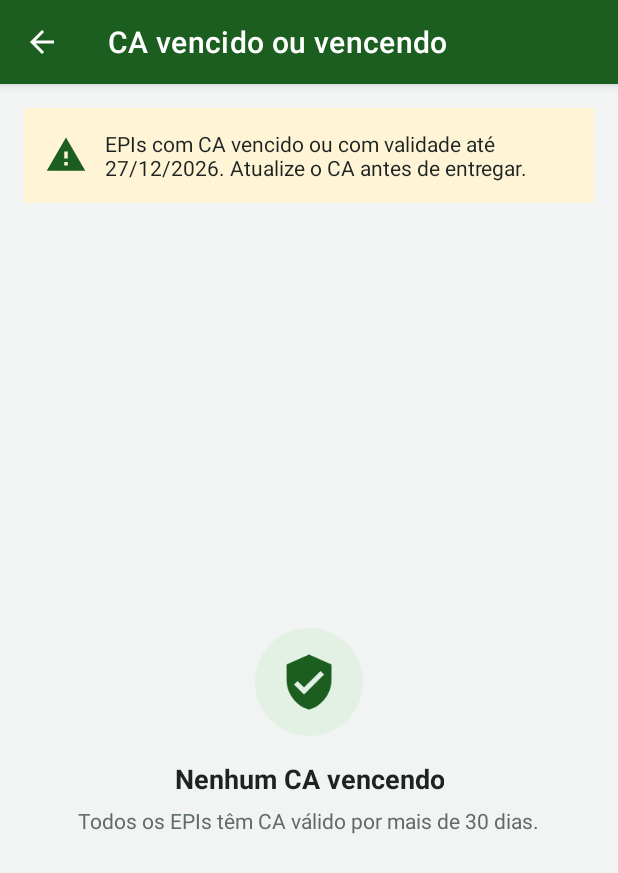
After one commit to pedpalma/controleDeEPIMobile, an Android app: the CaVencendoActivity screen opened directly, with no data from a screen before it, on a phone screen of 412 x 824 dp. The commit adds this screen. Shown: the top 873 px of the screen. Run offline under Robolectric (Android 15) with nearby library versions, the phone set to English and light mode, and no system bars; our stand-ins replace Firebase (no records; nobody signed in at launch, a user with empty details on screens opened directly).

Commit message:
feat: lista EPIs com CA vencido ou vencendo em 30 dias

```diff
--- a/app/src/main/AndroidManifest.xml
+++ b/app/src/main/AndroidManifest.xml
@@ -62,6 +62,10 @@
             android:name=".FichaColaboradorActivity"
             android:exported="false" />
 
+        <activity
+            android:name=".CaVencendoActivity"
+            android:exported="false" />
+
     </application>
 
 </manifest>
--- /dev/null
+++ b/app/src/main/java/br/senai/sp/controleepi/CaVencendoActivity.java
@@ -0,0 +1,121 @@
+package br.senai.sp.controleepi;
+
+import android.content.Intent;
+import android.os.Bundle;
+import android.view.View;
+import android.widget.ProgressBar;
+import android.widget.TextView;
+
+import androidx.appcompat.app.AppCompatActivity;
+import androidx.recyclerview.widget.LinearLayoutManager;
+import androidx.recyclerview.widget.RecyclerView;
+
+import com.google.firebase.Timestamp;
+import com.google.firebase.firestore.FirebaseFirestore;
+import com.google.firebase.firestore.ListenerRegistration;
+import com.google.firebase.firestore.QueryDocumentSnapshot;
+
+import java.time.LocalDate;
+import java.util.ArrayList;
+import java.util.List;
+
+import br.senai.sp.controleepi.adapter.EpiAdapter;
+import br.senai.sp.controleepi.model.Epi;
+import br.senai.sp.controleepi.util.Colecoes;
+import br.senai.sp.controleepi.util.Datas;
+import br.senai.sp.controleepi.util.MensagensFirebase;
+
+public class CaVencendoActivity extends AppCompatActivity {
+
+    private RecyclerView lista;
+    private ProgressBar progresso;
+    private View blocoVazio;
+    private TextView txtVazioTitulo;
+    private TextView txtVazioDica;
+
+    private final List<Epi> epis = new ArrayList<>();
+    private EpiAdapter adapter;
+    private ListenerRegistration registro;
+
+    @Override
+    protected void onCreate(Bundle savedInstanceState) {
+        super.onCreate(savedInstanceState);
+        setContentView(R.layout.activity_ca_vencendo);
+        setTitle(R.string.titulo_ca_vencendo);
+        if (getSupportActionBar() != null) {
+            getSupportActionBar().setDisplayHomeAsUpEnabled(true);
+        }
+
+        lista = findViewById(R.id.listaEpis);
+        progresso = findViewById(R.id.progresso);
+        blocoVazio = findViewById(R.id.blocoVazio);
+        txtVazioTitulo = findViewById(R.id.txtVazioTitulo);
+        txtVazioDica = findViewById(R.id.txtVazioDica);
+        TextView txtLimite = findViewById(R.id.txtLimite);
+
+        LocalDate limite = LocalDate.now().plusDays(Datas.DIAS_ALERTA_CA);
+        txtLimite.setText("EPIs com CA vencido ou com validade até " + Datas.formatar(limite)
+                + ". Atualize o CA antes de entregar.");
+
+        adapter = new EpiAdapter(epis, this::abrirEdicao);
+        lista.setLayoutManager(new LinearLayoutManager(this));
+        lista.setAdapter(adapter);
+    }
+
+    @Override
+    protected void onStart() {
+        super.onStart();
+        Timestamp limite = Datas.limiteAlertaCa();
+        registro = FirebaseFirestore.getInstance()
+                .collection(Colecoes.EPIS)
+                .whereLessThan("validadeCa", limite)
+                .orderBy("validadeCa")
+                .addSnapshotListener((snapshot, erro) -> {
+                    progresso.setVisibility(View.GONE);
+                    if (erro != null) {
+                        mostrarVazio(getString(R.string.msg_erro_generico), MensagensFirebase.traduzir(erro));
+                        return;
+                    }
+                    epis.clear();
+                    if (snapshot != null) {
+                        for (QueryDocumentSnapshot documento : snapshot) {
+                            epis.add(documento.toObject(Epi.class));
+                        }
+                    }
+                    adapter.notifyDataSetChanged();
+                    if (epis.isEmpty()) {
+                        mostrarVazio(getString(R.string.vazio_ca_titulo), getString(R.string.vazio_ca_dica));
+                    } else {
+                        blocoVazio.setVisibility(View.GONE);
+                        lista.setVisibility(View.VISIBLE);
+                    }
+                });
+    }
+
+    @Override
+    protected void onStop() {
+        super.onStop();
+        if (registro != null) {
+            registro.remove();
+        }
+    }
+
+    @Override
+    public boolean onSupportNavigateUp() {
+        finish();
+        return true;
+    }
+
+    private void abrirEdicao(Epi epi) {
+        Intent intent = new Intent(this, EpiFormActivity.class);
+        intent.putExtra(EpiFormActivity.EXTRA_EPI_ID, epi.getId());
+        startActivity(intent);
+    }
+
+    private void mostrarVazio(String titulo, String dica) {
+        txtVazioTitulo.setText(titulo);
+        txtVazioDica.setText(dica);
+        blocoVazio.setVisibility(View.VISIBLE);
+        lista.setVisibility(View.GONE);
+    }
+}
--- a/app/src/main/java/br/senai/sp/controleepi/MenuTecnicoActivity.java
+++ b/app/src/main/java/br/senai/sp/controleepi/MenuTecnicoActivity.java
@@ -33,6 +33,8 @@ public class MenuTecnicoActivity extends AppCompatActivity {
                 startActivity(new Intent(this, ColaboradoresActivity.class)));
         findViewById(R.id.cardNovaEntrega).setOnClickListener(v ->
                 startActivity(new Intent(this, NovaEntregaActivity.class)));
+        findViewById(R.id.cardCaVencendo).setOnClickListener(v ->
+                startActivity(new Intent(this, CaVencendoActivity.class)));
 
         carregarNome();
     }
--- /dev/null
+++ b/app/src/main/res/layout/activity_ca_vencendo.xml
@@ -0,0 +1,91 @@
+<?xml version="1.0" encoding="utf-8"?>
+<LinearLayout xmlns:android="http://schemas.android.com/apk/res/android"
+    android:layout_width="match_parent"
+    android:layout_height="match_parent"
+    android:background="@color/fundo"
+    android:orientation="vertical">
+
+    <LinearLayout
+        android:layout_width="match_parent"
+        android:layout_height="wrap_content"
+        android:layout_margin="@dimen/margem_tela"
+        android:background="@color/amarelo_claro"
+        android:gravity="center_vertical"
+        android:orientation="horizontal"
+        android:padding="@dimen/margem_interna">
+
+        <ImageView
+            android:layout_width="28dp"
+            android:layout_height="28dp"
+            android:importantForAccessibility="no"
+            android:src="@drawable/ic_alerta" />
+
+        <TextView
+            android:id="@+id/txtLimite"
+            android:layout_width="0dp"
+            android:layout_height="wrap_content"
+            android:layout_marginStart="12dp"
+            android:layout_weight="1"
+            android:textColor="@color/texto_principal"
+            android:textSize="14sp" />
+    </LinearLayout>
+
+    <FrameLayout
+        android:layout_width="match_parent"
+        android:layout_height="0dp"
+        android:layout_weight="1">
+
+        <androidx.recyclerview.widget.RecyclerView
+            android:id="@+id/listaEpis"
+            android:layout_width="match_parent"
+            android:layout_height="match_parent"
+            android:clipToPadding="false"
+            android:paddingStart="@dimen/margem_tela"
+            android:paddingEnd="@dimen/margem_tela"
+            android:paddingBottom="@dimen/margem_tela" />
+
+        <ProgressBar
+            android:id="@+id/progresso"
+            android:layout_width="wrap_content"
+            android:layout_height="wrap_content"
+            android:layout_gravity="center" />
+
+        <LinearLayout
+            android:id="@+id/blocoVazio"
+            android:layout_width="match_parent"
+            android:layout_height="wrap_content"
+            android:layout_gravity="center"
+            android:gravity="center"
+            android:orientation="vertical"
+            android:padding="32dp"
+            android:visibility="gone">
+
+            <ImageView
+                android:layout_width="@dimen/tamanho_icone_vazio"
+                android:layout_height="@dimen/tamanho_icone_vazio"
+                android:background="@drawable/fundo_icone_circulo"
+                android:importantForAccessibility="no"
+                android:padding="16dp"
+                android:src="@drawable/ic_epi" />
+
+            <TextView
+                android:id="@+id/txtVazioTitulo"
+                style="@style/Titulo"
+                android:layout_width="wrap_content"
+                android:layout_height="wrap_content"
+                android:layout_marginTop="16dp"
+                android:gravity="center"
+                android:text="@string/vazio_ca_titulo"
+                android:textSize="18sp" />
+
+            <TextView
+                android:id="@+id/txtVazioDica"
+                style="@style/Subtitulo"
+                android:layout_width="wrap_content"
+                android:layout_height="wrap_content"
+                android:layout_marginTop="6dp"
+                android:gravity="center"
+                android:text="@string/vazio_ca_dica" />
+        </LinearLayout>
+    </FrameLayout>
+</LinearLayout>
--- /dev/null
+++ b/app/src/main/res/values/strings_ca_vencendo.xml
@@ -0,0 +1,6 @@
+<?xml version="1.0" encoding="utf-8"?>
+<resources>
+    <string name="titulo_ca_vencendo">CA vencido ou vencendo</string>
+    <string name="vazio_ca_titulo">Nenhum CA vencendo</string>
+    <string name="vazio_ca_dica">Todos os EPIs têm CA válido por mais de 30 dias.</string>
+</resources>
```
